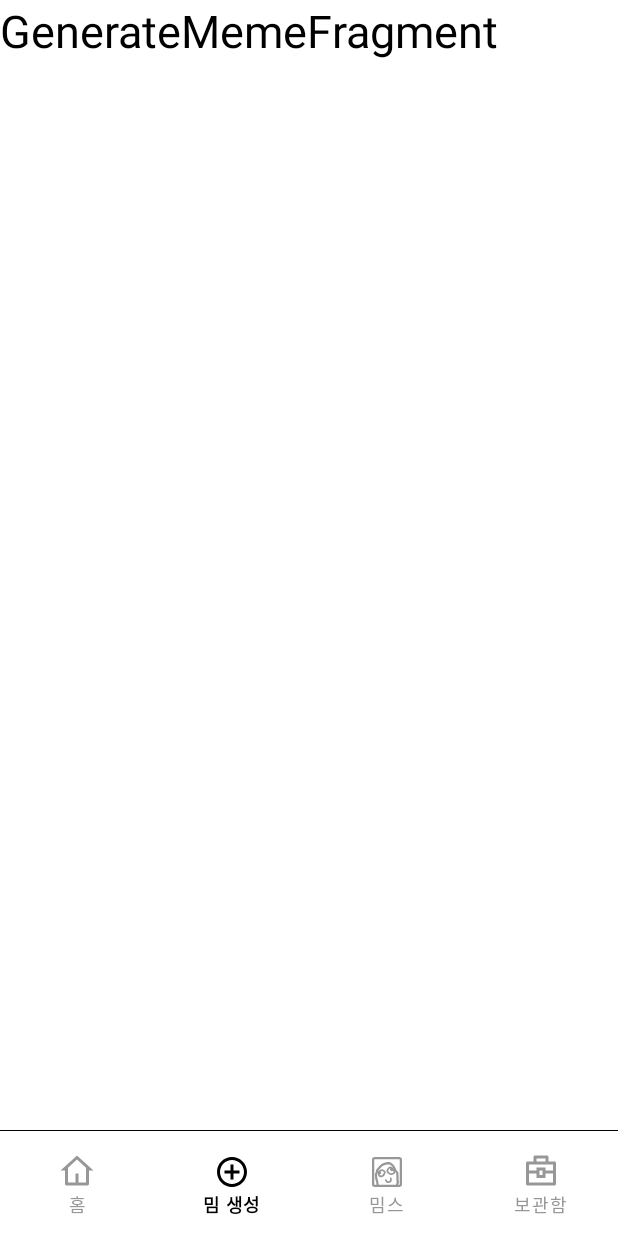
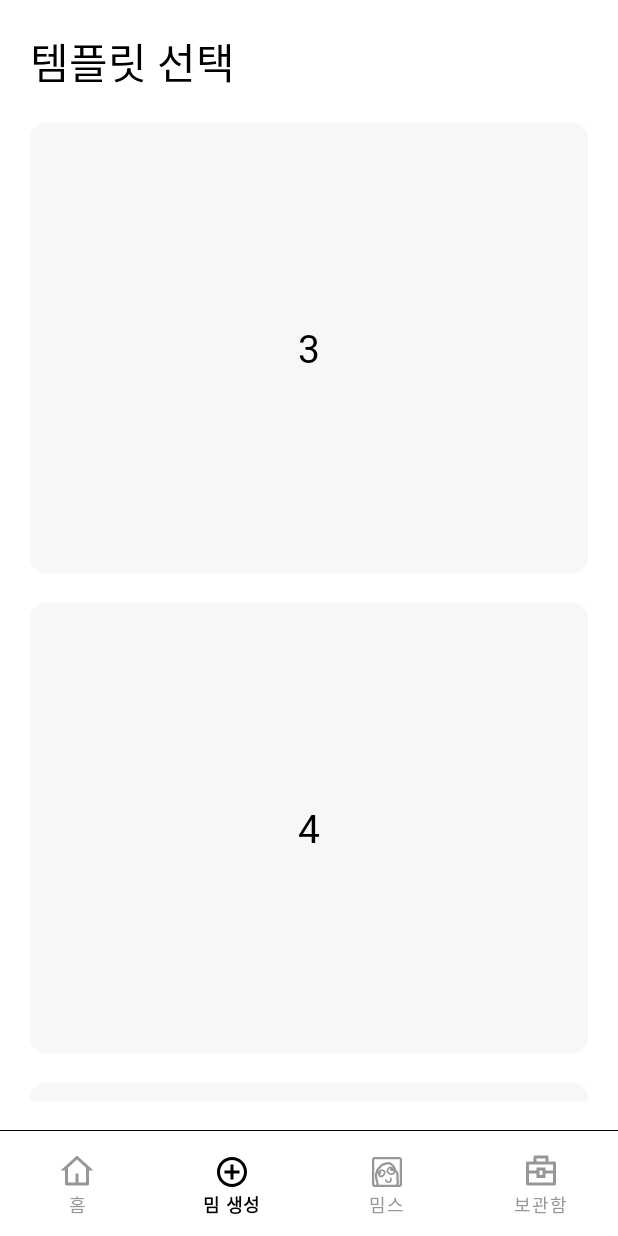
Before and after one commit to tukcomCD2024/SnowBall, an Android app: the GenerateMemeFragment screen opened through its navigation route, on a phone screen of 412 x 824 dp. Run offline under Robolectric (Android 15) with nearby library versions, the phone set to English and light mode, and no system bars; our stand-ins replace data binding, navigation-ui.

Commit message:
[#13] GenerateMemeFragment UI

```diff
--- a/Android/app/src/main/java/com/snowball/memetory/presentation/ui/generatememe/GenerateMemeFragment.kt
+++ b/Android/app/src/main/java/com/snowball/memetory/presentation/ui/generatememe/GenerateMemeFragment.kt
@@ -1,33 +1,22 @@
 package com.snowball.memetory.presentation.ui.generatememe
 
+import android.content.Intent
 import android.os.Bundle
 import androidx.fragment.app.Fragment
 import android.view.LayoutInflater
 import android.view.View
 import android.view.ViewGroup
+import androidx.databinding.DataBindingUtil
+import androidx.navigation.fragment.findNavController
 import com.snowball.memetory.R
+import com.snowball.memetory.databinding.FragmentGenerateMemeBinding
+import com.snowball.memetory.presentation.ui.generatememe.adapter.TemplateRVAdater
 
-// TODO: Rename parameter arguments, choose names that match
-// the fragment initialization parameters, e.g. ARG_ITEM_NUMBER
-private const val ARG_PARAM1 = "param1"
-private const val ARG_PARAM2 = "param2"
-
-/**
- * A simple [Fragment] subclass.
- * Use the [GenerateMemeFragment.newInstance] factory method to
- * create an instance of this fragment.
- */
-class GenerateMemeFragment : Fragment() {
-    // TODO: Rename and change types of parameters
-    private var param1: String? = null
-    private var param2: String? = null
+class GenerateMemeFragment : Fragment(), TemplateRVAdater.OnItemClickListener {
 
     override fun onCreate(savedInstanceState: Bundle?) {
         super.onCreate(savedInstanceState)
-        arguments?.let {
-            param1 = it.getString(ARG_PARAM1)
-            param2 = it.getString(ARG_PARAM2)
-        }
+
     }
 
     override fun onCreateView(
@@ -35,26 +24,25 @@ class GenerateMemeFragment : Fragment() {
         savedInstanceState: Bundle?
     ): View? {
         // Inflate the layout for this fragment
-        return inflater.inflate(R.layout.fragment_generate_meme, container, false)
+//        startActivity(Intent(activity, GenerateMemeActivity::class.java))
+
+        val binding: FragmentGenerateMemeBinding = DataBindingUtil.inflate(inflater,
+                                                    R.layout.fragment_generate_meme,
+                                                    container,
+                                                    false)
+        val arrayList = arrayListOf<Int>(3, 4, 5, 6)
+        binding.templateRecyclerView.adapter = TemplateRVAdater(arrayList, this)
+
+        return binding.root
+
     }
 
-    companion object {
-        /**
-         * Use this factory method to create a new instance of
-         * this fragment using the provided parameters.
-         *
-         * @param param1 Parameter 1.
-         * @param param2 Parameter 2.
-         * @return A new instance of fragment GenerateMemeFragment.
-         */
-        // TODO: Rename and change types and number of parameters
-        @JvmStatic
-        fun newInstance(param1: String, param2: String) =
-            GenerateMemeFragment().apply {
-                arguments = Bundle().apply {
-                    putString(ARG_PARAM1, param1)
-                    putString(ARG_PARAM2, param2)
-                }
-            }
+
+    override fun onItemClick(view: View, position: Int) {
+        val intent = Intent(activity, GenerateMemeActivity::class.java)
+        // 필요한 경우 intent에 데이터 추가
+        // intent.putExtra("extra_data", value)
+        startActivity(intent)
     }
+
 }
--- /dev/null
+++ b/Android/app/src/main/java/com/snowball/memetory/presentation/ui/generatememe/adapter/TemplateRVAdater.kt
@@ -0,0 +1,44 @@
+package com.snowball.memetory.presentation.ui.generatememe.adapter
+
+import android.view.LayoutInflater
+import android.view.View
+import android.view.ViewGroup
+import androidx.databinding.DataBindingUtil
+import androidx.recyclerview.widget.RecyclerView
+import com.snowball.memetory.R
+import com.snowball.memetory.databinding.ItemTemplateBinding
+
+class TemplateRVAdater(private val imgRes: ArrayList<Int>, private val itemClick: OnItemClickListener)
+    : RecyclerView.Adapter<TemplateRVAdater.ViewHolder>() {
+
+    interface OnItemClickListener {
+        fun onItemClick(view: View, position: Int)
+    }
+
+    override fun onCreateViewHolder(
+        parent: ViewGroup,
+        viewType: Int
+    ): TemplateRVAdater.ViewHolder {
+        val view = DataBindingUtil.inflate<ItemTemplateBinding>(LayoutInflater.from(parent.context), R.layout.item_template, parent,false)
+        return ViewHolder(view)
+    }
+
+    override fun onBindViewHolder(holder: TemplateRVAdater.ViewHolder, position: Int) {
+        holder.img.text = imgRes[position].toString()
+    }
+
+    override fun getItemCount(): Int {
+        return imgRes.size
+    }
+
+    inner class ViewHolder(binding : ItemTemplateBinding): RecyclerView.ViewHolder(binding.root) {
+        val img = binding.templateNumText
+
+        init {
+            itemView.setOnClickListener {
+                itemClick.onItemClick(it, adapterPosition)
+
+            }
+        }
+    }
+}
--- a/Android/app/src/main/res/layout/fragment_generate_meme.xml
+++ b/Android/app/src/main/res/layout/fragment_generate_meme.xml
@@ -1,14 +1,37 @@
 <?xml version="1.0" encoding="utf-8"?>
-<FrameLayout xmlns:android="http://schemas.android.com/apk/res/android"
+<layout xmlns:android="http://schemas.android.com/apk/res/android"
     xmlns:tools="http://schemas.android.com/tools"
-    android:layout_width="match_parent"
-    android:layout_height="match_parent"
-    tools:context=".presentation.ui.generatememe.GenerateMemeFragment">
+    xmlns:app="http://schemas.android.com/apk/res-auto">
 
-    <!-- TODO: Update blank fragment layout -->
-    <TextView
+    <data>
+
+    </data>
+
+    <LinearLayout
         android:layout_width="match_parent"
         android:layout_height="match_parent"
-        android:textSize="30sp"
-        android:text="GenerateMemeFragment"/>
-</FrameLayout>
+        android:orientation="vertical"
+        android:paddingHorizontal="20dp"
+        android:paddingVertical="20dp"
+        tools:context=".presentation.ui.generatememe.GenerateMemeFragment">
+
+        <androidx.appcompat.widget.AppCompatTextView
+            android:layout_width="wrap_content"
+            android:layout_height="wrap_content"
+            android:text="템플릿 선택"
+            android:textAppearance="@style/TextAppearance.App.h1"
+            android:layout_marginBottom="20dp"
+            app:layout_constraintBottom_toTopOf="@+id/mainLogoImg"
+            app:layout_constraintStart_toStartOf="parent"
+            app:layout_constraintEnd_toEndOf="parent" />
+
+        <androidx.recyclerview.widget.RecyclerView
+            android:id="@+id/templateRecyclerView"
+            android:layout_width="match_parent"
+            android:layout_height="match_parent"
+            app:layoutManager="androidx.recyclerview.widget.LinearLayoutManager"
+            tools:listitem="@layout/item_template" />
+
+
+    </LinearLayout>
+</layout>
--- /dev/null
+++ b/Android/app/src/main/res/layout/item_template.xml
@@ -0,0 +1,24 @@
+<?xml version="1.0" encoding="utf-8"?>
+<layout xmlns:android="http://schemas.android.com/apk/res/android">
+
+    <data>
+
+    </data>
+
+    <LinearLayout
+        android:layout_width="match_parent"
+        android:layout_height="300dp"
+        android:background="@drawable/corner_radius_10"
+        android:backgroundTint="@color/subBtn"
+        android:layout_marginBottom="20dp">
+
+        <androidx.appcompat.widget.AppCompatTextView
+            android:id="@+id/templateNumText"
+            android:layout_width="match_parent"
+            android:layout_height="match_parent"
+            android:text="템플릿1"
+            android:textAppearance="@style/TextAppearance.App.h2"
+            android:gravity="center" />
+
+    </LinearLayout>
+</layout>
--- a/Android/app/src/main/res/values/colors.xml
+++ b/Android/app/src/main/res/values/colors.xml
@@ -6,4 +6,5 @@
     <color name="gray_indicator">#EAEAEA</color>
     <color name="black_indicator">#333333</color>
     <color name="mainBtn">#DD8858</color>
+    <color name="subBtn">#F6F7F9</color>
 </resources>
```
